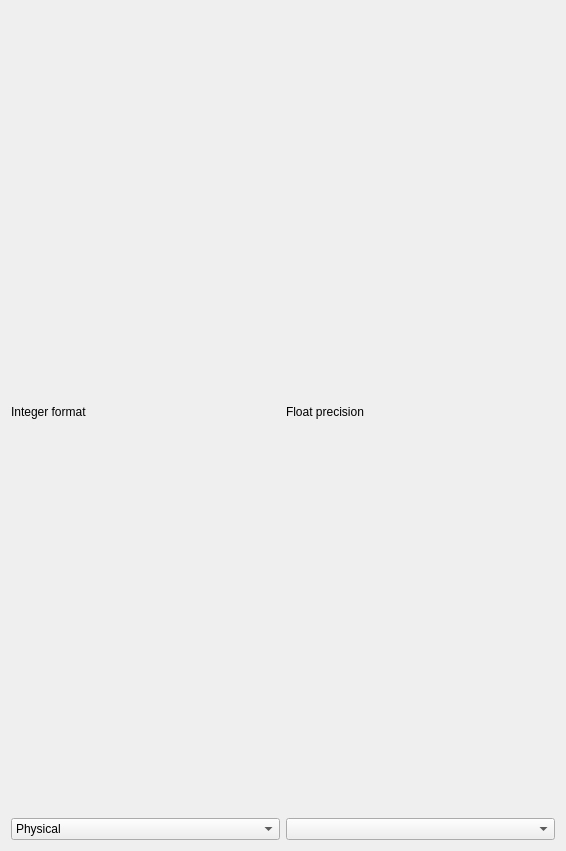
First picture: the form in asammdf/gui/ui/numeric_online.ui, repository danielhrisca/asammdf, before the edit.
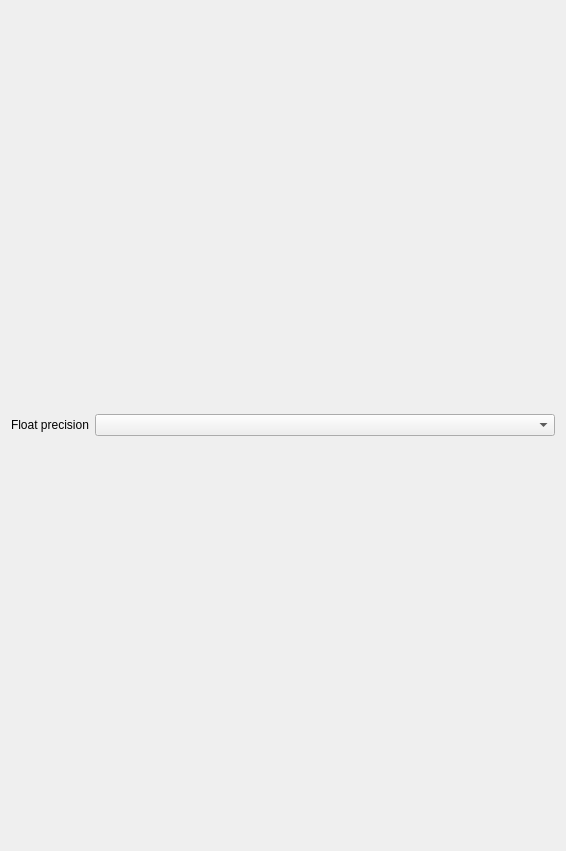
Second picture: the form after the edit.

Commit message: * set hex, bin or phys mode individually for Numeric window signals * added Ascii mode for Numeric window signals (shortcut Ctrl+T) * fix cell text alignment for Numeric and Tabular windows

The edit to the form file:
```diff
--- a/asammdf/gui/ui/numeric_online.ui
+++ b/asammdf/gui/ui/numeric_online.ui
@@ -15,43 +15,17 @@
   </property>
   <layout class="QVBoxLayout" name="verticalLayout">
    <item>
-    <layout class="QGridLayout" name="gridLayout" columnstretch="0,0">
-     <item row="1" column="1">
+    <layout class="QGridLayout" name="gridLayout" columnstretch="0,1">
+     <item row="0" column="1">
       <widget class="QComboBox" name="float_precision"/>
      </item>
      <item row="0" column="0">
       <widget class="QLabel" name="label_5">
        <property name="text">
-        <string>Integer format</string>
-       </property>
-      </widget>
-     </item>
-     <item row="0" column="1">
-      <widget class="QLabel" name="label_6">
-       <property name="text">
         <string>Float precision</string>
        </property>
       </widget>
      </item>
-     <item row="1" column="0">
-      <widget class="QComboBox" name="format_selection">
-       <item>
-        <property name="text">
-         <string>Physical</string>
-        </property>
-       </item>
-       <item>
-        <property name="text">
-         <string>Hex</string>
-        </property>
-       </item>
-       <item>
-        <property name="text">
-         <string>Binary</string>
-        </property>
-       </item>
-      </widget>
-     </item>
     </layout>
    </item>
   </layout>
```
The commit also changes 7 other files.
